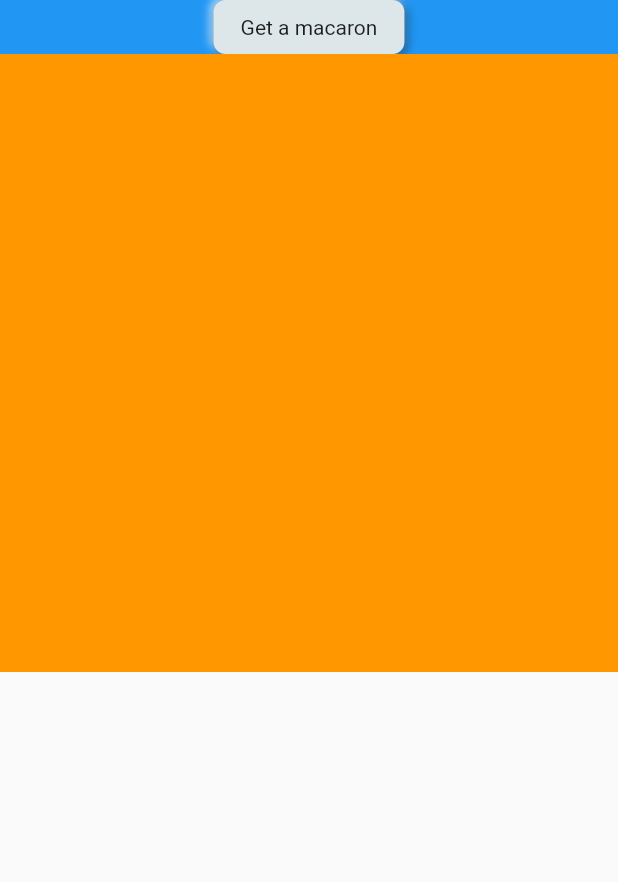
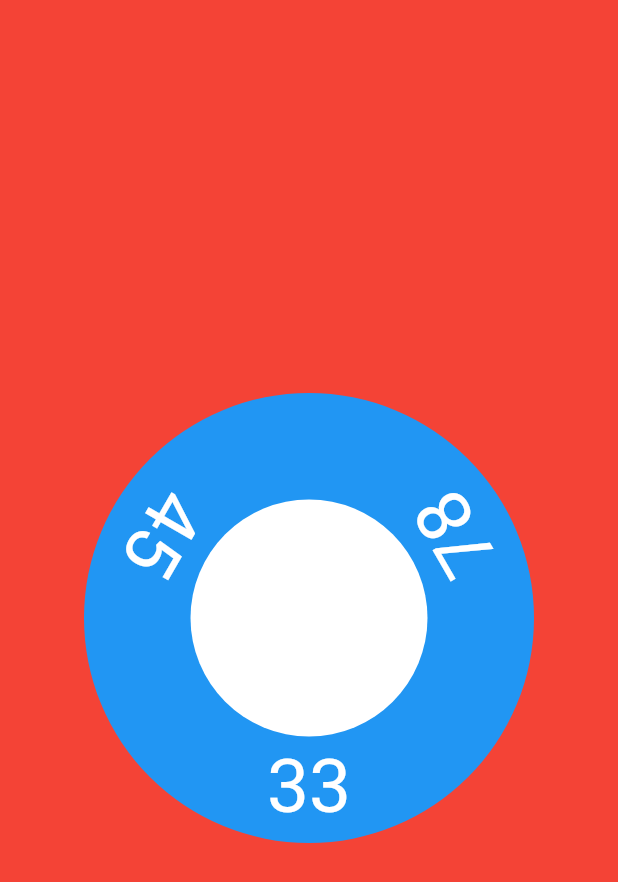
Before and after one commit to hbock-42/platinette, a Flutter app: the screen it shows after launch, on a phone screen of 412 x 824 dp. Shown: the top 882 px of the screen. Run offline on Flutter 3.47's test engine with Material 2 defaults, Android fonts, the phone set to English and light mode, and no system bars; drawn by our look-alikes of flutter_neumorphic; our stand-ins replace bloc, equatable, flutter_bloc, freezed_annotation, lottie; missing offline and left inert: file_chooser, main_color; generated files the repository leaves out were written again.

Commit message:
start building player button

```diff
--- a/packages/vinyl_viewer/lib/blocs/player/player_bloc.dart
+++ b/packages/vinyl_viewer/lib/blocs/player/player_bloc.dart
@@ -2,16 +2,18 @@ import 'dart:async';
 
 import 'package:bloc/bloc.dart';
 import 'package:equatable/equatable.dart';
+import 'package:freezed_annotation/freezed_annotation.dart';
 
+part 'player_bloc.freezed.dart';
 part 'player_event.dart';
-part 'player_state.dart';
+// part 'player_state.dart';
 
 class PlayerBloc extends Bloc<PlayerEvent, PlayerState> {
   int _currentRpm = 33;
   int get rpm => _currentRpm;
 
   @override
-  PlayerState get initialState => PlayerInitial();
+  PlayerState get initialState => PlayerState.initial();
 
   @override
   Stream<PlayerState> mapEventToState(
@@ -27,17 +29,24 @@ class PlayerBloc extends Bloc<PlayerEvent, PlayerState> {
   }
 
   Stream<PlayerState> _play() async* {
-    yield PlayerPlaying(_currentRpm);
+    yield Playing(_currentRpm);
   }
 
   Stream<PlayerState> _pause() async* {
-    yield PlayerPaused();
+    yield PlayerState.paused();
   }
 
   Stream<PlayerState> _updateRpm(int rpm) async* {
     _currentRpm = rpm;
-    if (this.state is PlayerPlaying) {
+    if (this.state is Playing) {
       yield* _play();
     }
   }
 }
+
+@freezed
+abstract class PlayerState with _$PlayerState {
+  const factory PlayerState.initial() = Initial;
+  const factory PlayerState.playing(int rpm) = Playing;
+  const factory PlayerState.paused() = Paused;
+}
--- a/packages/vinyl_viewer/lib/blocs/player/player_state.dart
+++ b/packages/vinyl_viewer/lib/blocs/player/player_state.dart
@@ -1,23 +1,34 @@
-part of 'player_bloc.dart';
+// part of 'player_bloc.dart';
 
-abstract class PlayerState extends Equatable {
-  const PlayerState();
-}
+// abstract class PlayerState extends Equatable {
+//   const PlayerState();
+// }
 
-class PlayerInitial extends PlayerState {
-  @override
-  List<Object> get props => [];
-}
+// class PlayerInitial extends PlayerState {
+//   @override
+//   List<Object> get props => [];
+// }
 
-class PlayerPlaying extends PlayerState {
-  final int rpm;
-  const PlayerPlaying(this.rpm);
-  @override
-  List<Object> get props => [rpm];
-}
+// class PlayerPlaying extends PlayerState {
+//   final int rpm;
+//   const PlayerPlaying(this.rpm);
+//   @override
+//   List<Object> get props => [rpm];
+// }
 
-class PlayerPaused extends PlayerState {
-  const PlayerPaused();
-  @override
-  List<Object> get props => [];
-}
+// class PlayerPaused extends PlayerState {
+//   const PlayerPaused();
+//   @override
+//   List<Object> get props => [];
+// }
+
+// import 'package:freezed_annotation/freezed_annotation.dart';
+
+// part 'player_state.freezed.dart';
+
+// @freezed
+// abstract class PlayerState with _$PlayerState {
+//   const factory PlayerState.initial() = _Initial;
+//   const factory PlayerState.playing() = _Playing;
+//   const factory PlayerState.paused() = _Paused;
+// }
--- a/packages/vinyl_viewer/lib/main.dart
+++ b/packages/vinyl_viewer/lib/main.dart
@@ -1,4 +1,5 @@
 import 'package:flutter/material.dart';
+import 'package:vinyl_viewer/widgets/platinette_button/player_button.dart';
 
 import 'pages/main-page.dart';
 
--- a/packages/vinyl_viewer/lib/pages/main-page.dart
+++ b/packages/vinyl_viewer/lib/pages/main-page.dart
@@ -5,6 +5,7 @@ import 'package:vinyl_viewer/blocs/platinette/platinette_bloc.dart';
 import 'package:vinyl_viewer/blocs/player/player_bloc.dart';
 import 'package:vinyl_viewer/widgets/button_bar.dart';
 import 'package:vinyl_viewer/widgets/button_hover.dart';
+import 'package:vinyl_viewer/widgets/platinette_button/player_button.dart';
 import 'package:vinyl_viewer/widgets/recordable_rotating_macaron.dart';
 import 'package:vinyl_viewer/widgets/recording_overlay.dart';
 
@@ -18,40 +19,42 @@ class MainPage extends StatelessWidget {
         BlocProvider<PlayerBloc>(
             create: (BuildContext context) => PlayerBloc()),
       ],
-      child: BlocBuilder<PlatinetteBloc, PlatinetteState>(
-        builder: (BuildContext context, PlatinetteState state) {
-          return Stack(
-            children: [
-              Container(
-                color: state is PlatinetteMacaronReady
-                    ? state.macaron.mainColor
-                    : state is PlatinetteRecording
-                        ? state.macaron.mainColor
-                        : state is PlatinettePickingFile &&
-                                state.macaron != null
-                            ? state.macaron.mainColor
-                            : Colors.blue,
-                child: IntrinsicHeight(
-                  child: Column(
-                    children: [
-                      buildButtonBar(context, state),
-                      Expanded(
-                        child: AspectRatio(
-                          aspectRatio: 1,
-                          child: RecordableRotatingMacaron(),
-                        ),
-                      ),
-                    ],
-                  ),
-                ),
-              ),
-              if (state is PlatinettePickingFile)
-                Container(color: Colors.grey.withOpacity(0.4)),
-              if (state is PlatinetteRecording) RecordingOverlay(),
-            ],
-          );
-        },
-      ),
+      // child: Container(),
+      child: PlayerButton(diameter: 300),
+      //   child: BlocBuilder<PlatinetteBloc, PlatinetteState>(
+      //     builder: (BuildContext context, PlatinetteState state) {
+      //       return Stack(
+      //         children: [
+      //           Container(
+      //             color: state is PlatinetteMacaronReady
+      //                 ? state.macaron.mainColor
+      //                 : state is PlatinetteRecording
+      //                     ? state.macaron.mainColor
+      //                     : state is PlatinettePickingFile &&
+      //                             state.macaron != null
+      //                         ? state.macaron.mainColor
+      //                         : Colors.blue,
+      //             child: IntrinsicHeight(
+      //               child: Column(
+      //                 children: [
+      //                   buildButtonBar(context, state),
+      //                   Expanded(
+      //                     child: AspectRatio(
+      //                       aspectRatio: 1,
+      //                       child: RecordableRotatingMacaron(),
+      //                     ),
+      //                   ),
+      //                 ],
+      //               ),
+      //             ),
+      //           ),
+      //           if (state is PlatinettePickingFile)
+      //             Container(color: Colors.grey.withOpacity(0.4)),
+      //           if (state is PlatinetteRecording) RecordingOverlay(),
+      //         ],
+      //       );
+      //     },
+      //   ),
     );
   }
 
--- /dev/null
+++ b/packages/vinyl_viewer/lib/widgets/platinette_button/player_button.dart
@@ -0,0 +1,99 @@
+import 'dart:math' as math;
+import 'package:flutter/material.dart';
+import 'package:flutter_bloc/flutter_bloc.dart';
+import 'package:vinyl_viewer/blocs/player/player_bloc.dart';
+
+class PlayerButton extends StatefulWidget {
+  final double diameter;
+
+  const PlayerButton({Key key, this.diameter}) : super(key: key);
+  @override
+  _PlayerButtonState createState() => _PlayerButtonState();
+}
+
+class _PlayerButtonState extends State<PlayerButton> {
+  static const TextStyle _textStyle =
+      TextStyle(color: Colors.white, fontSize: 50);
+  static const double _textMargin = 15;
+
+  @override
+  void initState() {
+    assert(widget.diameter != null && widget.diameter >= 0);
+    super.initState();
+  }
+
+  @override
+  Widget build(BuildContext context) {
+    return BlocListener<PlayerBloc, PlayerState>(
+      listener: _onPlayerStateChange,
+      child: Container(
+        color: Colors.red,
+        child: Stack(alignment: Alignment.center, children: <Widget>[
+          _buildBackground(),
+          ..._buildTexts(),
+          _buildMiddleCircle(),
+        ]),
+      ),
+    );
+  }
+
+  Widget _buildBackground() {
+    return SizedBox(
+      width: widget.diameter,
+      height: widget.diameter,
+      child: Container(
+        decoration: BoxDecoration(
+            color: Colors.blue,
+            borderRadius: BorderRadius.circular(widget.diameter)),
+      ),
+    );
+  }
+
+  List<Widget> _buildTexts() {
+    var texts = List<Widget>();
+    texts.add(_buildText("33", 0));
+    texts.add(_buildText("45", 1));
+    texts.add(_buildText("78", 2));
+    return texts;
+  }
+
+  Widget _buildText(String text, int i) {
+    return Transform.rotate(
+      angle: math.pi * 2 * i / 3,
+      child: Transform.translate(
+        offset: Offset(
+            0,
+            (widget.diameter / 2) -
+                (_textStyle.fontSize / 2) -
+                _textMargin +
+                3),
+        child: Text(
+          text,
+          style: _textStyle,
+        ),
+      ),
+    );
+  }
+
+  Widget _buildMiddleCircle() {
+    double diameter =
+        widget.diameter - (2 * _textStyle.fontSize + 4 * _textMargin) + 2 * 9;
+    return SizedBox(
+      width: diameter,
+      height: diameter,
+      child: Container(
+        decoration: BoxDecoration(
+            color: Colors.white,
+            borderRadius: BorderRadius.circular(widget.diameter)),
+      ),
+    );
+  }
+
+  void _onPlayerStateChange(BuildContext context, PlayerState state) {
+    state.when(
+      initial: () => {},
+      playing: (rpm) => {},
+      paused: () => {},
+    );
+  }
+}
--- a/packages/vinyl_viewer/lib/widgets/recordable_rotating_macaron.dart
+++ b/packages/vinyl_viewer/lib/widgets/recordable_rotating_macaron.dart
@@ -45,10 +45,10 @@ class _RecordableRotatingMacaronState extends State<RecordableRotatingMacaron>
         BlocListener<PlayerBloc, PlayerState>(
           listener: (context, state) {
             var playerBloc = context.bloc<PlayerBloc>();
-            if (state is PlayerPlaying) {
+            if (state is Playing) {
               _controller.duration = _animationDurationFromRpm(playerBloc.rpm);
               _controller.repeat();
-            } else if (state is PlayerPaused) {
+            } else if (state is Paused) {
               _controller.stop(canceled: false);
             }
           },
@@ -83,7 +83,7 @@ class _RecordableRotatingMacaronState extends State<RecordableRotatingMacaron>
                     {
                       _saveAnimation().then(
                         (value) => {
-                          if (_prerecordPlayerState is PlayerPlaying)
+                          if (_prerecordPlayerState is Playing)
                             {
                               _controller.repeat(),
                             },
--- a/packages/vinyl_viewer/pubspec.yaml
+++ b/packages/vinyl_viewer/pubspec.yaml
@@ -12,7 +12,7 @@ dependencies:
   provider: ^4.0.4
   flutter_svg: ^0.17.3+1
   image: ^2.1.12
-  flutter_bloc: ^3.2.0
+  flutter_bloc: ^4.0.0
   equatable: ^1.1.1
   file_chooser:
     path: ../../flutter-desktop-embedding/plugins/file_chooser
```
Also changed, not shown: packages/vinyl_viewer/lib/blocs/player/player_bloc.freezed.dart (added), packages/vinyl_viewer/pubspec.lock.
